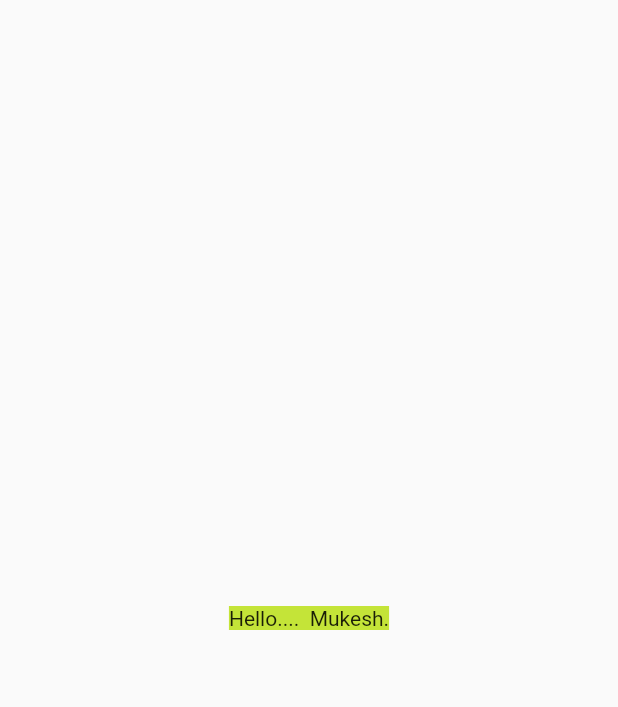
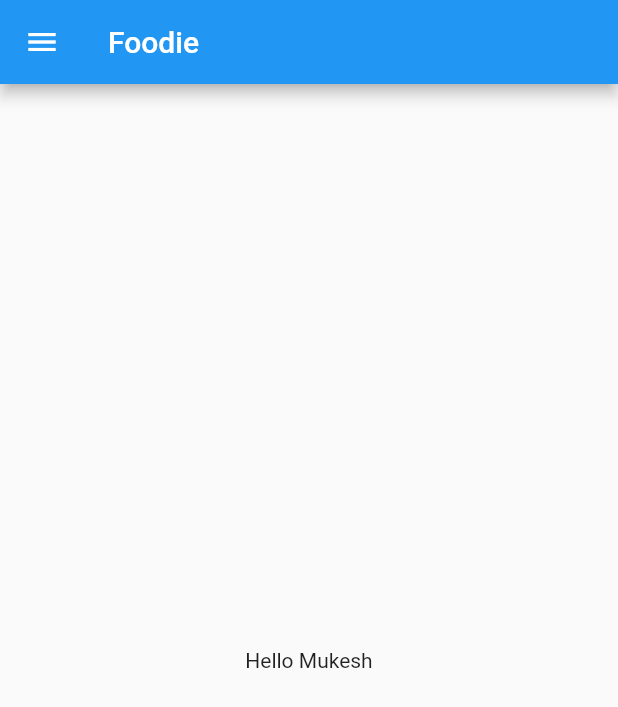
Before and after one commit to mkleel/Flutter, a Flutter app: the screen it shows after launch, on a phone screen of 412 x 824 dp. Shown: the top 707 px of the screen. Run offline on Flutter 3.47's test engine with Material 2 defaults, Android fonts, the phone set to English and light mode, and no system bars.

Commit message:
day 2 completed

```diff
--- /dev/null
+++ b/lib/home_page.dart
@@ -0,0 +1,17 @@
+import 'package:flutter/material.dart';
+
+class HomePage extends StatelessWidget {
+  const HomePage({super.key});
+
+  @override
+  Widget build(BuildContext context) {
+    return Scaffold(
+      appBar: AppBar(
+        title: Text("Foodie"),
+      ),
+      body: Center(child: Text("Hello Mukesh")),
+      drawer: Drawer(),
+
+    );
+  }
+}
--- a/lib/main.dart
+++ b/lib/main.dart
@@ -1,4 +1,5 @@
 import 'package:flutter/material.dart';
+import 'package:flutter_application_1/home_page.dart';
 
 void main(List<String> args) {
   runApp(MyApp());
@@ -10,13 +11,7 @@ class MyApp extends StatelessWidget {
   @override
   Widget build(BuildContext context) {
     return MaterialApp(
-      home:Material(
-         child: Center(
-          child:Container(
-          child: Text("Hello....  Mukesh."),
-          color: Color.fromARGB(204, 183, 223, 8),
-    ),)
-         ),
+      home: HomePage(),
         );
   }
 }
```
